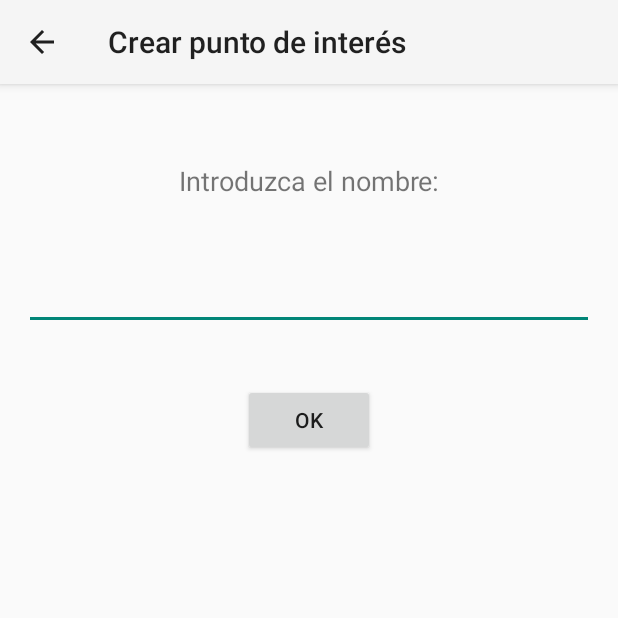
After one commit to RubenCespedes/DGP, an Android app: the CrearPuntoDeInteresActivity screen opened directly, with no data from a screen before it, on a phone screen of 412 x 824 dp, the top half of it. The commit adds this screen. Run offline under Robolectric (Android 15) with nearby library versions, the phone set to English and light mode, and no system bars.

Commit message:
Funcionalidad del gestor "Añadir punto de interés" añadida

```diff
--- /dev/null
+++ b/AppTurismo/app/src/main/java/com/elevensteps/CrearPuntoDeInteresActivity.java
@@ -0,0 +1,77 @@
+package com.elevensteps;
+
+import android.content.Intent;
+import android.os.Bundle;
+import android.support.v7.app.AppCompatActivity;
+import android.support.v7.widget.Toolbar;
+import android.text.Editable;
+import android.util.Log;
+import android.view.MenuItem;
+import android.view.View;
+import android.widget.EditText;
+import android.widget.Toast;
+
+import com.elevensteps.model.PuntoInteres;
+import com.elevensteps.provider.sqlite.SqliteProvider;
+
+public class CrearPuntoDeInteresActivity extends AppCompatActivity {
+
+    @Override
+    protected void onCreate(Bundle savedInstanceState) {
+        super.onCreate(savedInstanceState);
+        setContentView(R.layout.activity_crear_punto_de_interes);
+
+
+        Toolbar toolbar = findViewById(R.id.toolbar);
+        setSupportActionBar(toolbar);
+        getSupportActionBar().setTitle(R.string.titulo_crear_punto_de_interes);
+        getSupportActionBar().setDisplayHomeAsUpEnabled(true);
+    }
+
+
+    @Override
+    public boolean onOptionsItemSelected(MenuItem item) {
+        switch (item.getItemId()){
+            case android.R.id.home:
+                onBackPressed();
+                return true;
+        }
+        return super.onOptionsItemSelected(item);
+    }
+
+
+    public void createPI(View view) {
+
+        EditText nombreText = (EditText) findViewById(R.id.pi_nombre);
+        String nombre = nombreText.getText().toString();
+
+        Log.d("MiDebug", "ANTES");
+
+        PuntoInteres puntoInteres = PuntoInteres.builder()
+                .nombre(nombre)
+                .lng(100.0)
+                .lat(100.0)
+                .texto("PRUEBA")
+                .horario("PRUEBA")
+                .url("PRUEBA")
+                .texto("PRUEBA")
+                .direccion("PRUEBA")
+                .precio(100.0)
+                .valoracion(2.0)
+                .audio("PRUEBA")
+                .imagen("PRUEBA")
+                .video("PRUEBA")
+                .build();
+
+        Log.d("MiDebug", "DESPUES");
+
+        SqliteProvider prov = new SqliteProvider(this);
+        prov.insertPuntoInteres(puntoInteres);
+
+        Toast toast = Toast.makeText(this, "PUNTO DE INTERES INTRODUCIDO", Toast.LENGTH_ LONG);
+        toast.show();
+
+        Intent i = new Intent(this, AdminOptionsActivity.class);
+        startActivity(i);
+    }
+}
--- a/AppTurismo/app/src/main/java/com/elevensteps/DescripcionRutaActivity.java
+++ b/AppTurismo/app/src/main/java/com/elevensteps/DescripcionRutaActivity.java
@@ -64,6 +64,10 @@ public class DescripcionRutaActivity extends AppCompatActivity implements Descri
             case android.R.id.home:
                 onBackPressed();
                 return true;
+            case R.id.ic_admin:
+                Intent i = new Intent(this, AdminOptionsActivity.class);
+                startActivity(i);
+                return true;
         }
         return super.onOptionsItemSelected(item);
     }
--- a/AppTurismo/app/src/main/java/com/elevensteps/activity_seleccion_ruta.java
+++ b/AppTurismo/app/src/main/java/com/elevensteps/activity_seleccion_ruta.java
@@ -59,6 +59,10 @@ public class activity_seleccion_ruta extends AppCompatActivity implements RutasA
             case android.R.id.home:
                 onBackPressed();
                 return true;
+            case R.id.ic_admin:
+                Intent i = new Intent(this, AdminOptionsActivity.class);
+                startActivity(i);
+                return true;
         }
         return super.onOptionsItemSelected(item);
     }
--- /dev/null
+++ b/AppTurismo/app/src/main/res/layout/activity_crear_punto_de_interes.xml
@@ -0,0 +1,63 @@
+<?xml version="1.0" encoding="utf-8"?>
+<android.support.constraint.ConstraintLayout
+    xmlns:android="http://schemas.android.com/apk/res/android"
+    xmlns:app="http://schemas.android.com/apk/res-auto"
+    xmlns:tools="http://schemas.android.com/tools"
+    android:layout_width="match_parent"
+    android:layout_height="match_parent">
+
+    <android.support.v7.widget.Toolbar
+        android:id="@+id/toolbar"
+        android:layout_width="0dp"
+        android:layout_height="wrap_content"
+        android:layout_gravity="start"
+        android:background="?attr/colorPrimary"
+        android:elevation="4dp"
+        android:theme="@style/ThemeOverlay.AppCompat.ActionBar"
+        app:layout_constraintEnd_toEndOf="parent"
+        app:layout_constraintStart_toStartOf="parent"
+        app:layout_constraintTop_toTopOf="parent"
+        app:popupTheme="@style/ThemeOverlay.AppCompat.Light" />
+
+    <TextView
+        android:id="@+id/textView2"
+        android:layout_width="match_parent"
+        android:layout_height="wrap_content"
+        android:layout_marginStart="16dp"
+        android:layout_marginTop="52dp"
+        android:layout_marginEnd="16dp"
+        android:paddingBottom="10dp"
+        android:text="@string/info_nombre_pi"
+        android:textAlignment="center"
+        android:textSize="18sp"
+        app:layout_constraintEnd_toEndOf="parent"
+        app:layout_constraintHorizontal_bias="1.0"
+        app:layout_constraintStart_toStartOf="parent"
+        app:layout_constraintTop_toBottomOf="@+id/toolbar" />
+
+    <EditText
+        android:id="@+id/pi_nombre"
+        android:layout_width="match_parent"
+        android:layout_height="wrap_content"
+        android:layout_marginStart="16dp"
+        android:layout_marginTop="32dp"
+        android:layout_marginEnd="16dp"
+        android:ems="10"
+        android:inputType="textPersonName"
+        app:layout_constraintEnd_toEndOf="parent"
+        app:layout_constraintHorizontal_bias="0.0"
+        app:layout_constraintStart_toStartOf="parent"
+        app:layout_constraintTop_toBottomOf="@+id/textView2" />
+
+    <Button
+        android:id="@+id/button_pi"
+        android:layout_width="wrap_content"
+        android:layout_height="wrap_content"
+        android:layout_marginTop="36dp"
+        android:onClick="createPI"
+        android:text="@android:string/ok"
+        app:layout_constraintEnd_toEndOf="parent"
+        app:layout_constraintStart_toStartOf="parent"
+        app:layout_constraintTop_toBottomOf="@+id/pi_nombre" />
+
+</android.support.constraint.ConstraintLayout>
--- a/AppTurismo/app/src/main/res/values/strings.xml
+++ b/AppTurismo/app/src/main/res/values/strings.xml
@@ -12,5 +12,12 @@
     <string name="desc_imagen_coste">Imagen que representa el coste medio de la ruta</string>
     <string name="desc_imagen_acceso">Imagen que representa el nivel de acceso medio de la ruta</string>
     <string name="title_activity_maps">Map</string>
+    <string name="funcionalidad_admin">Admin</string>
+    <string name="titulo_opciones_admin">Opciones del Administrador</string>
+    <string name="button_aniadir_ruta">Añadir ruta</string>
+    <string name="button_aniadir_punto_interes">Añadir punto de interes</string>
+    <string name="titulo_crear_ruta">Crear ruta</string>
+    <string name="titulo_crear_punto_de_interes">Crear punto de interés</string>
+    <string name="info_nombre_pi">Introduzca el nombre:</string>
 
 </resources>
```
Also changed, not shown: AppTurismo/app/src/main/AndroidManifest.xml (+21 -0 lines), AppTurismo/app/src/main/java/com/elevensteps/AdminOptionsActivity.java (added, +69 -0 lines), AppTurismo/app/src/main/java/com/elevensteps/CrearRutaActivity.java (added, +33 -0 lines), AppTurismo/app/src/main/java/com/elevensteps/MainMenuActivity.java (+12 -2 lines), AppTurismo/app/src/main/res/layout/activity_admin_options.xml (added, +52 -0 lines), AppTurismo/app/src/main/res/layout/activity_crear_ruta.xml (added, +30 -0 lines), AppTurismo/app/src/main/res/menu/menu_main_menu.xml (+11 -1 lines).
